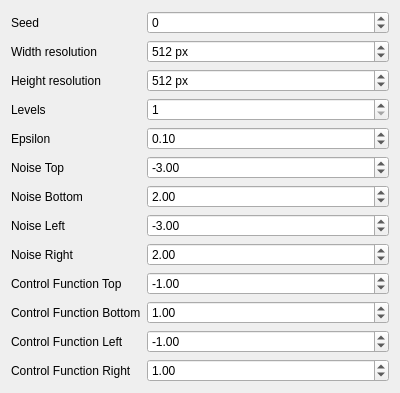
The window that InteractiveDesigner/parameterdock.ui (mgaillard/Noise) describes before a commit, drawn with Qt 5.
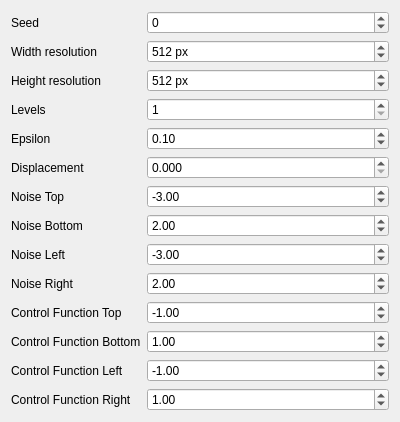
The same window after the commit.

Commit message: Add a displacement parameter.

Patch:
```diff
--- a/InteractiveDesigner/parameterdock.ui
+++ b/InteractiveDesigner/parameterdock.ui
@@ -7,7 +7,7 @@
     <x>0</x>
     <y>0</y>
     <width>400</width>
-    <height>372</height>
+    <height>398</height>
    </rect>
   </property>
   <property name="windowTitle">
@@ -112,14 +112,14 @@
       </property>
      </widget>
     </item>
-    <item row="5" column="0">
+    <item row="6" column="0">
      <widget class="QLabel" name="noiseTopLabel">
       <property name="text">
        <string>Noise Top</string>
       </property>
      </widget>
     </item>
-    <item row="5" column="1">
+    <item row="6" column="1">
      <widget class="QDoubleSpinBox" name="noiseTopDoubleSpinBox">
       <property name="minimum">
        <double>-1024.000000000000000</double>
@@ -135,14 +135,14 @@
       </property>
      </widget>
     </item>
-    <item row="6" column="0">
+    <item row="7" column="0">
      <widget class="QLabel" name="noiseBottomLabel">
       <property name="text">
        <string>Noise Bottom</string>
       </property>
      </widget>
     </item>
-    <item row="6" column="1">
+    <item row="7" column="1">
      <widget class="QDoubleSpinBox" name="noiseBottomDoubleSpinBox">
       <property name="minimum">
        <double>-1024.000000000000000</double>
@@ -155,14 +155,14 @@
       </property>
      </widget>
     </item>
-    <item row="7" column="0">
+    <item row="8" column="0">
      <widget class="QLabel" name="noiseLeftLabel">
       <property name="text">
        <string>Noise Left</string>
       </property>
      </widget>
     </item>
-    <item row="7" column="1">
+    <item row="8" column="1">
      <widget class="QDoubleSpinBox" name="noiseLeftDoubleSpinBox">
       <property name="minimum">
        <double>-1024.000000000000000</double>
@@ -175,14 +175,14 @@
       </property>
      </widget>
     </item>
-    <item row="8" column="0">
+    <item row="9" column="0">
      <widget class="QLabel" name="noiseRightLabel">
       <property name="text">
        <string>Noise Right</string>
       </property>
      </widget>
     </item>
-    <item row="8" column="1">
+    <item row="9" column="1">
      <widget class="QDoubleSpinBox" name="noiseRightDoubleSpinBox">
       <property name="minimum">
        <double>-1024.000000000000000</double>
@@ -195,14 +195,14 @@
       </property>
      </widget>
     </item>
-    <item row="9" column="0">
+    <item row="10" column="0">
      <widget class="QLabel" name="controlFunctionTopLabel">
       <property name="text">
        <string>Control Function Top</string>
       </property>
      </widget>
     </item>
-    <item row="9" column="1">
+    <item row="10" column="1">
      <widget class="QDoubleSpinBox" name="controlFunctionTopDoubleSpinBox">
       <property name="minimum">
        <double>-1024.000000000000000</double>
@@ -215,14 +215,14 @@
       </property>
      </widget>
     </item>
-    <item row="10" column="0">
+    <item row="11" column="0">
      <widget class="QLabel" name="controlFunctionBottomLabel">
       <property name="text">
        <string>Control Function Bottom</string>
       </property>
      </widget>
     </item>
-    <item row="10" column="1">
+    <item row="11" column="1">
      <widget class="QDoubleSpinBox" name="controlFunctionBottomDoubleSpinBox">
       <property name="minimum">
        <double>-1024.000000000000000</double>
@@ -235,14 +235,14 @@
       </property>
      </widget>
     </item>
-    <item row="11" column="0">
+    <item row="12" column="0">
      <widget class="QLabel" name="controlFunctionLeftLabel">
       <property name="text">
        <string>Control Function Left</string>
       </property>
      </widget>
     </item>
-    <item row="11" column="1">
+    <item row="12" column="1">
      <widget class="QDoubleSpinBox" name="controlFunctionLeftDoubleSpinBox">
       <property name="minimum">
        <double>-1024.000000000000000</double>
@@ -255,14 +255,14 @@
       </property>
      </widget>
     </item>
-    <item row="12" column="0">
+    <item row="13" column="0">
      <widget class="QLabel" name="controlFunctionRightLabel">
       <property name="text">
        <string>Control Function Right</string>
       </property>
      </widget>
     </item>
-    <item row="12" column="1">
+    <item row="13" column="1">
      <widget class="QDoubleSpinBox" name="controlFunctionRightDoubleSpinBox">
       <property name="minimum">
        <double>-1024.000000000000000</double>
@@ -275,6 +275,26 @@
       </property>
      </widget>
     </item>
+    <item row="5" column="0">
+     <widget class="QLabel" name="displacementLabel">
+      <property name="text">
+       <string>Displacement</string>
+      </property>
+     </widget>
+    </item>
+    <item row="5" column="1">
+     <widget class="QDoubleSpinBox" name="displacementDoubleSpinBox">
+      <property name="decimals">
+       <number>3</number>
+      </property>
+      <property name="maximum">
+       <double>5.000000000000000</double>
+      </property>
+      <property name="singleStep">
+       <double>0.001000000000000</double>
+      </property>
+     </widget>
+    </item>
    </layout>
   </widget>
  </widget>
```
The commit also changes 6 other files.
